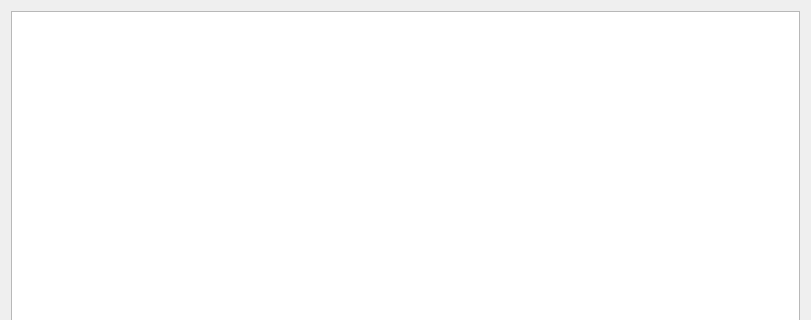
Old version of the form FileManagement/DownloadFile.ui in the repository hhyvs111/FileManagement; both pictures show x 0 to 811 and y 0 to 320 of the 811 by 504 pixel window.
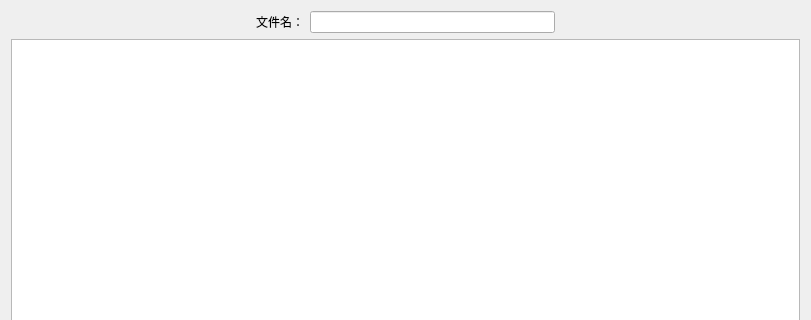
New version of the form.

Commit message: 增加了文件查询功能，发现了画面卡顿解决方法

What changed in the file:
```diff
--- a/FileManagement/DownloadFile.ui
+++ b/FileManagement/DownloadFile.ui
@@ -14,10 +14,57 @@
    <string>Form</string>
   </property>
   <layout class="QVBoxLayout" name="verticalLayout">
+   <item>
+    <layout class="QHBoxLayout" name="horizontalLayout">
+     <item>
+      <spacer name="horizontalSpacer">
+       <property name="orientation">
+        <enum>Qt::Horizontal</enum>
+       </property>
+       <property name="sizeHint" stdset="0">
+        <size>
+         <width>40</width>
+         <height>20</height>
+        </size>
+       </property>
+      </spacer>
+     </item>
+     <item>
+      <widget class="QLabel" name="label">
+       <property name="text">
+        <string>文件名：</string>
+       </property>
+      </widget>
+     </item>
+     <item>
+      <widget class="QLineEdit" name="condition"/>
+     </item>
+     <item>
+      <spacer name="horizontalSpacer_2">
+       <property name="orientation">
+        <enum>Qt::Horizontal</enum>
+       </property>
+       <property name="sizeHint" stdset="0">
+        <size>
+         <width>40</width>
+         <height>20</height>
+        </size>
+       </property>
+      </spacer>
+     </item>
+    </layout>
+   </item>
    <item>
     <layout class="QHBoxLayout" name="horizontalLayout_3">
      <item>
-      <widget class="QTableView" name="downloadTable"/>
+      <widget class="QTableView" name="downloadTable">
+       <property name="minimumSize">
+        <size>
+         <width>600</width>
+         <height>400</height>
+        </size>
+       </property>
+      </widget>
      </item>
     </layout>
    </item>
```
The commit also changes 17 other files.
